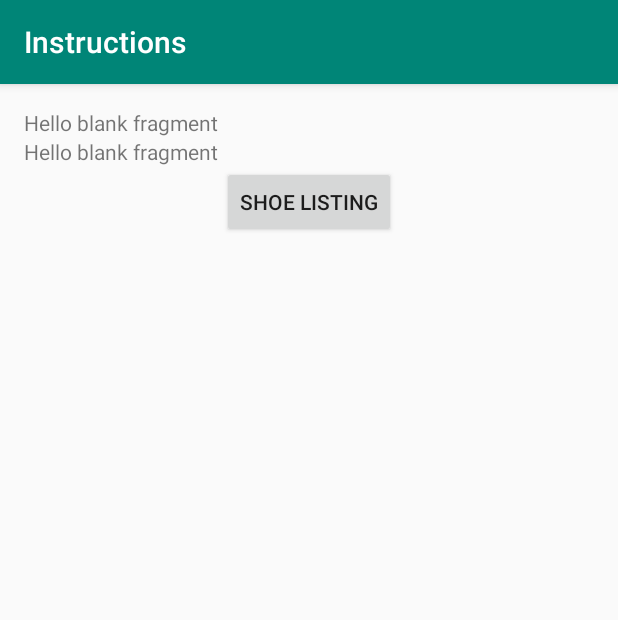
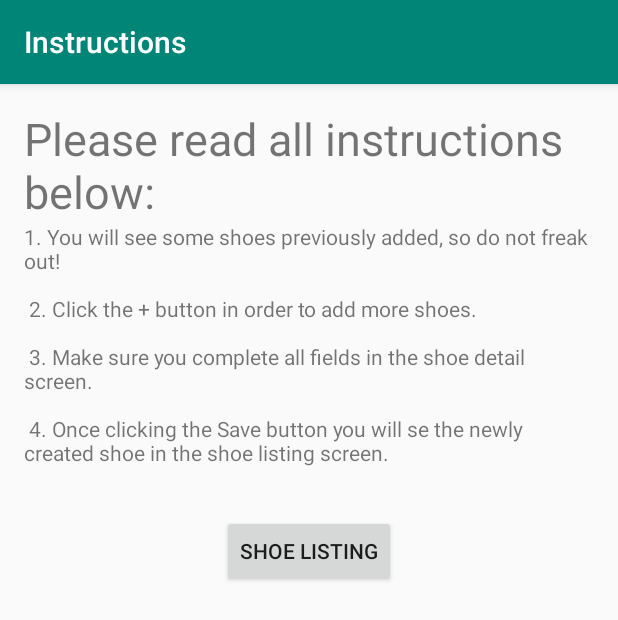
Before and after one commit to gmendozah/ShoeStore, an Android app: the InstructionsFragment screen opened through its navigation route, on a phone screen of 412 x 824 dp. Shown: the top 620 px of the screen. Run offline under Robolectric (Android 15) with nearby library versions, the phone set to English and light mode, and no system bars; our stand-ins replace data binding, navigation-ui.

Commit message:
feat: finish welcome and instructions screen

```diff
--- a/app/src/main/res/layout/fragment_instructions.xml
+++ b/app/src/main/res/layout/fragment_instructions.xml
@@ -13,12 +13,14 @@
         <TextView
             android:layout_width="match_parent"
             android:layout_height="wrap_content"
-            android:text="@string/hello_blank_fragment" />
+            android:text="@string/instructions_title"
+            android:textSize="30sp"
+            android:textStyle="normal" />
 
         <TextView
             android:layout_width="match_parent"
             android:layout_height="wrap_content"
-            android:text="@string/hello_blank_fragment" />
+            android:text="@string/instructions_description" />
 
         <Button
             android:id="@+id/instructionsNextBtn"
--- a/app/src/main/res/values/strings.xml
+++ b/app/src/main/res/values/strings.xml
@@ -1,7 +1,17 @@
 <resources>
     <string name="app_name">ShoeStore</string>
     <!-- TODO: Remove or change this placeholder text -->
-    <string name="hello_blank_fragment">Hello blank fragment</string>
+    <string name="welcome_description">
+        Hey there! this is the shoe store app, in which you\'ll add some shoes to a list. have fun!
+    </string>
+    <string name="instructions_title">
+        Please read all instructions below:
+    </string>
+    <string name="instructions_description">
+        1. You will see some shoes previously added, so do not freak out! \n\n
+        2. Click the + button in order to add more shoes.\n\n
+        3. Make sure you complete all fields in the shoe detail screen.\n\n
+        4. Once clicking the Save button you will se the newly created shoe in the shoe listing screen.\n\n</string>
     <string name="emailLabel">Email</string>
     <string name="passwordLabel">Password</string>
     <string name="loginExistingAccount">Log In With An Existing Account</string>
```
Also changed, not shown: app/src/main/res/layout/fragment_welcome.xml (+5 -2 lines).
